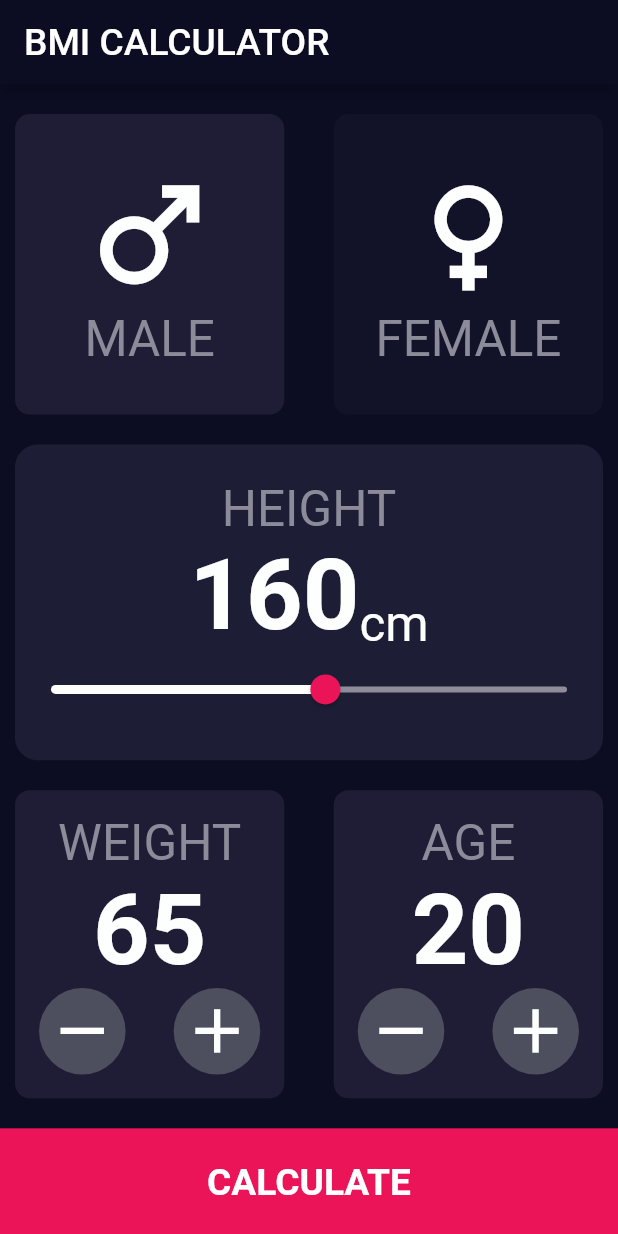
After one commit to kamrulcse7/BMI-Calculator, a Flutter app: the screen it shows after launch, on a phone screen of 412 x 824 dp. The commit adds this screen. Run offline on Flutter 3.47's test engine with Material 2 defaults, Android fonts, the phone set to English and light mode, and no system bars.

Commit message:
home screen

```diff
--- a/lib/main.dart
+++ b/lib/main.dart
@@ -1,16 +1,23 @@
 import 'package:bmi_calculator/screen/homePage.dart';
+import 'package:bmi_calculator/screen/homeScreen.dart';
 import 'package:flutter/material.dart';
-
+import 'package:flutter/services.dart';
 
 void main() => runApp(MyApp());
 
 class MyApp extends StatelessWidget {
   @override
   Widget build(BuildContext context) {
+    SystemChrome.setSystemUIOverlayStyle(
+      SystemUiOverlayStyle(
+        statusBarColor: Colors.transparent,
+        statusBarIconBrightness: Brightness.light,
+      ),
+    );
     return MaterialApp(
       debugShowCheckedModeBanner: false,
       title: 'BMI CALCULATOR',
-      home: HomePage(),
+      home: HomeScreen(),
     );
   }
 }
--- /dev/null
+++ b/lib/screen/homeScreen.dart
@@ -0,0 +1,353 @@
+import 'package:flutter/material.dart';
+
+import '../widget/myActionButton.dart';
+
+class HomeScreen extends StatefulWidget {
+  const HomeScreen({Key? key}) : super(key: key);
+
+  @override
+  State<HomeScreen> createState() => _HomeScreenState();
+}
+
+class _HomeScreenState extends State<HomeScreen> {
+  bool isMale = true;
+  bool isFemale = false;
+  double _cmValue = 160;
+  int age = 20;
+  int weight = 65;
+  @override
+  Widget build(BuildContext context) {
+    Size size = MediaQuery.of(context).size;
+    return Scaffold(
+      backgroundColor: Color(0xFF0C0D23),
+      appBar: AppBar(
+        title: Text(
+          "BMI CALCULATOR",
+          style: TextStyle(
+            fontSize: size.width * 0.06,
+          ),
+        ),
+        backgroundColor: Color(0xFF0C0D23),
+      ),
+      body: Container(
+        height: size.height,
+        width: size.width,
+        child: Column(
+          children: [
+            Expanded(
+              flex: 3,
+              child: Container(
+                padding: const EdgeInsets.fromLTRB(10.0, 20.0, 10.0, 10.0),
+                child: Row(
+                  children: [
+                    Expanded(
+                      child: GestureDetector(
+                        onTap: () => setState(() {
+                          isMale = true;
+                          isFemale = false;
+                        }),
+                        child: Container(
+                          decoration: BoxDecoration(
+                              color: isMale == true
+                                  ? Color(0xFF1f1d35)
+                                  : Color(0xFF121329),
+                              borderRadius: BorderRadius.circular(10.0)),
+                          child: Column(
+                            mainAxisAlignment: MainAxisAlignment.center,
+                            children: [
+                              Icon(
+                                Icons.male,
+                                color: Color(0xFFfdffff),
+                                size: size.height * 0.12,
+                              ),
+                              Text(
+                                "MALE",
+                                style: TextStyle(
+                                  color: Color(0xFF8B8B99),
+                                  fontSize: size.height * 0.04,
+                                ),
+                              )
+                            ],
+                          ),
+                        ),
+                      ),
+                    ),
+                    SizedBox(
+                      width: size.width * 0.08,
+                    ),
+                    Expanded(
+                      child: GestureDetector(
+                        onTap: () => setState(() {
+                          isMale = false;
+                          isFemale = true;
+                        }),
+                        child: Container(
+                          decoration: BoxDecoration(
+                              color: isFemale == true
+                                  ? Color(0xFF1f1d35)
+                                  : Color(0xFF121329),
+                              borderRadius: BorderRadius.circular(10.0)),
+                          child: Column(
+                            mainAxisAlignment: MainAxisAlignment.center,
+                            children: [
+                              Icon(
+                                Icons.female,
+                                color: Color(0xFFfdffff),
+                                size: size.height * 0.12,
+                              ),
+                              Text(
+                                "FEMALE",
+                                style: TextStyle(
+                                  color: Color(0xFF8B8B99),
+                                  fontSize: size.height * 0.04,
+                                ),
+                              )
+                            ],
+                          ),
+                        ),
+                      ),
+                    ),
+                  ],
+                ),
+              ),
+            ),
+            Expanded(
+              flex: 3,
+              child: Container(
+                padding: const EdgeInsets.all(10.0),
+                child: Container(
+                  width: size.width,
+                  decoration: BoxDecoration(
+                    color: Color(0xFF1D1E35),
+                    borderRadius: BorderRadius.circular(15.0),
+                  ),
+                  child: Column(
+                    mainAxisAlignment: MainAxisAlignment.center,
+                    children: [
+                      Text(
+                        "HEIGHT",
+                        style: TextStyle(
+                          color: Color(0xFF8B8B99),
+                          fontSize: size.height * 0.04,
+                        ),
+                      ),
+                      Row(
+                        mainAxisAlignment: MainAxisAlignment.center,
+                        crossAxisAlignment: CrossAxisAlignment.end,
+                        children: [
+                          Text(
+                            "${_cmValue.toInt()}",
+                            style: TextStyle(
+                                color: Color(0xFFfdffff),
+                                fontSize: size.height * 0.08,
+                                fontWeight: FontWeight.bold),
+                          ),
+                          Text(
+                            "cm",
+                            style: TextStyle(
+                              color: Color(0xFFfdffff),
+                              fontSize: size.height * 0.04,
+                            ),
+                          ),
+                        ],
+                      ),
+                      Slider(
+                        min: 1,
+                        max: 300,
+                        value: _cmValue,
+                        activeColor: Color(0xFFFDFFFC),
+                        thumbColor: Color(0xFFEC1458),
+                        inactiveColor: Color(0xFF8F8D9A),
+                        onChanged: (value) {
+                          setState(() {
+                            _cmValue = value;
+                          });
+                        },
+                      ),
+                    ],
+                  ),
+                ),
+              ),
+            ),
+            Expanded(
+              flex: 3,
+              child: Container(
+                padding: const EdgeInsets.fromLTRB(10.0, 10.0, 10.0, 15.0),
+                child: Row(
+                  children: [
+                    Expanded(
+                      child: Container(
+                        decoration: BoxDecoration(
+                            color: Color(0xFF1f1d35),
+                            borderRadius: BorderRadius.circular(10.0)),
+                        child: Column(
+                          mainAxisAlignment: MainAxisAlignment.center,
+                          children: [
+                            Text(
+                              "WEIGHT",
+                              style: TextStyle(
+                                color: Color(0xFF8B8B99),
+                                fontSize: size.height * 0.04,
+                              ),
+                            ),
+                            Text(
+                              "${weight.toString()}",
+                              style: TextStyle(
+                                color: Color(0xFFfdffff),
+                                fontSize: size.height * 0.08,
+                                fontWeight: FontWeight.bold,
+                              ),
+                            ),
+                            Row(
+                              mainAxisAlignment: MainAxisAlignment.spaceAround,
+                              children: [
+                                MyActionButton(
+                                  height: size.height,
+                                  icon: Icons.remove,
+                                  onTap: () {
+                                    setState(() {
+                                      weight--;
+                                    });
+                                  },
+                                ),
+                                MyActionButton(
+                                  height: size.height,
+                                  icon: Icons.add,
+                                  onTap: () {
+                                    setState(() {
+                                      weight++;
+                                    });
+                                  },
+                                ),
+                              ],
+                            ),
+                          ],
+                        ),
+                      ),
+                    ),
+                    SizedBox(
+                      width: size.width * 0.08,
+                    ),
+                    Expanded(
+                      child: Container(
+                        decoration: BoxDecoration(
+                            color: Color(0xFF1f1d35),
+                            borderRadius: BorderRadius.circular(10.0)),
+                        child: Column(
+                          mainAxisAlignment: MainAxisAlignment.center,
+                          children: [
+                            Text(
+                              "AGE",
+                              style: TextStyle(
+                                color: Color(0xFF8B8B99),
+                                fontSize: size.height * 0.04,
+                              ),
+                            ),
+                            Text(
+                              "${age.toString()}",
+                              style: TextStyle(
+                                color: Color(0xFFfdffff),
+                                fontSize: size.height * 0.08,
+                                fontWeight: FontWeight.bold,
+                              ),
+                            ),
+                            Row(
+                              mainAxisAlignment: MainAxisAlignment.spaceAround,
+                              children: [
+                                MyActionButton(
+                                  height: size.height,
+                                  icon: Icons.remove,
+                                  onTap: () {
+                                    setState(() {
+                                      age--;
+                                    });
+                                  },
+                                ),
+                                MyActionButton(
+                                  height: size.height,
+                                  icon: Icons.add,
+                                  onTap: () {
+                                    setState(() {
+                                      age++;
+                                    });
+                                  },
+                                ),
+                              ],
+                            ),
+                          ],
+                        ),
+                      ),
+                    ),
+                  ],
+                ),
+              ),
+            ),
+            Expanded(
+              flex: 1,
+              child: InkWell(
+                onTap: () {
+                  showDialog(
+                    context: context,
+                    builder: (context) {
+                      return Dialog(
+                        child: Card(
+                          child: Container(
+                            height: 300.0,
+                            width: 300.0,
+                            padding: const EdgeInsets.all(10.0),
+                            decoration: BoxDecoration(
+                                color: Colors.green[50],
+                                borderRadius: BorderRadius.circular(20.0)),
+                            child: Card(
+                              color: Colors.black12,
+                              child: Column(
+                                mainAxisAlignment: MainAxisAlignment.center,
+                                // crossAxisAlignment: CrossAxisAlignment.start,
+                                children: [
+                                  Text(
+                                    "Height: ",
+                                    style: TextStyle(fontSize: 24.0),
+                                  ),
+                                  Text(
+                                    "Weight: $weight",
+                                    style: TextStyle(fontSize: 24.0),
+                                  ),
+                                  Text(
+                                    "Age: $age",
+                                    style: TextStyle(fontSize: 24.0),
+                                  ),
+                                  SizedBox(
+                                    height: 30,
+                                  ),
+                                  Text("BMI: ")
+                                ],
+                              ),
+                            ),
+                          ),
+                        ),
+                      );
+                    },
+                  );
+                },
+                child: Container(
+                  margin: EdgeInsets.only(top: 5),
+                  width: size.width,
+                  alignment: Alignment.center,
+                  color: Color(0xFFEC1458),
+                  child: Text(
+                    "CALCULATE",
+                    style: TextStyle(
+                      fontSize: size.width * 0.06,
+                      fontWeight: FontWeight.bold,
+                      color: Color(0xFFfdffff),
+                    ),
+                  ),
+                ),
+              ),
+            ),
+          ],
+        ),
+      ),
+    );
+  }
+}
```
Also changed, not shown: lib/widget/heightBox.dart (+3 -5 lines).
